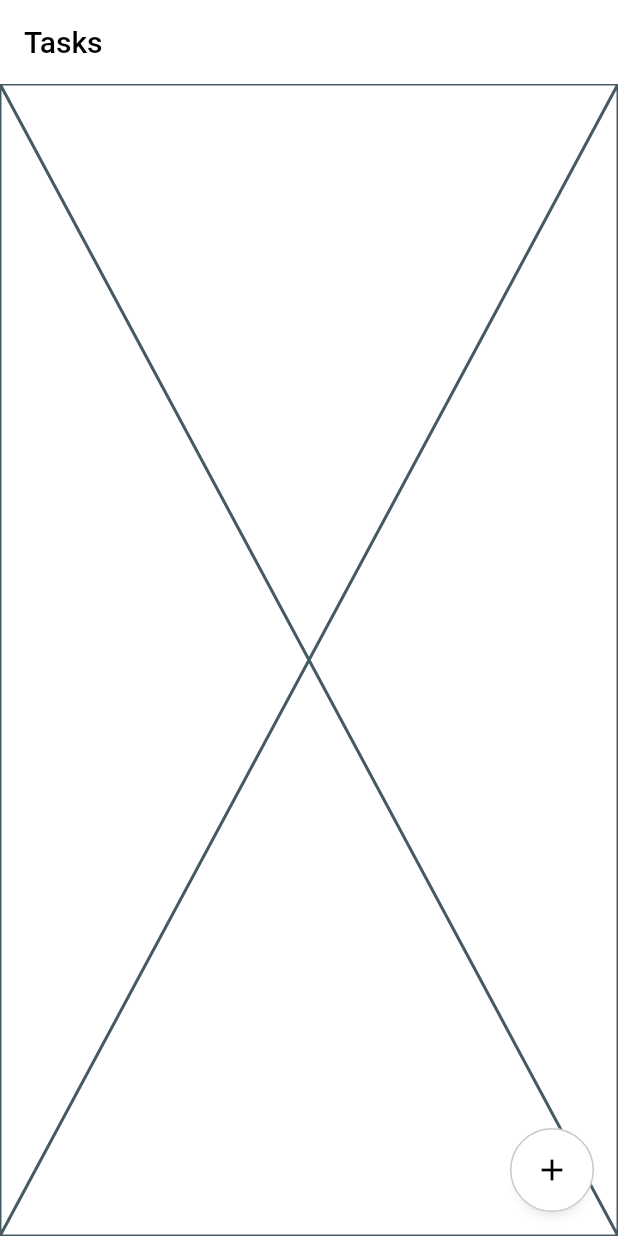
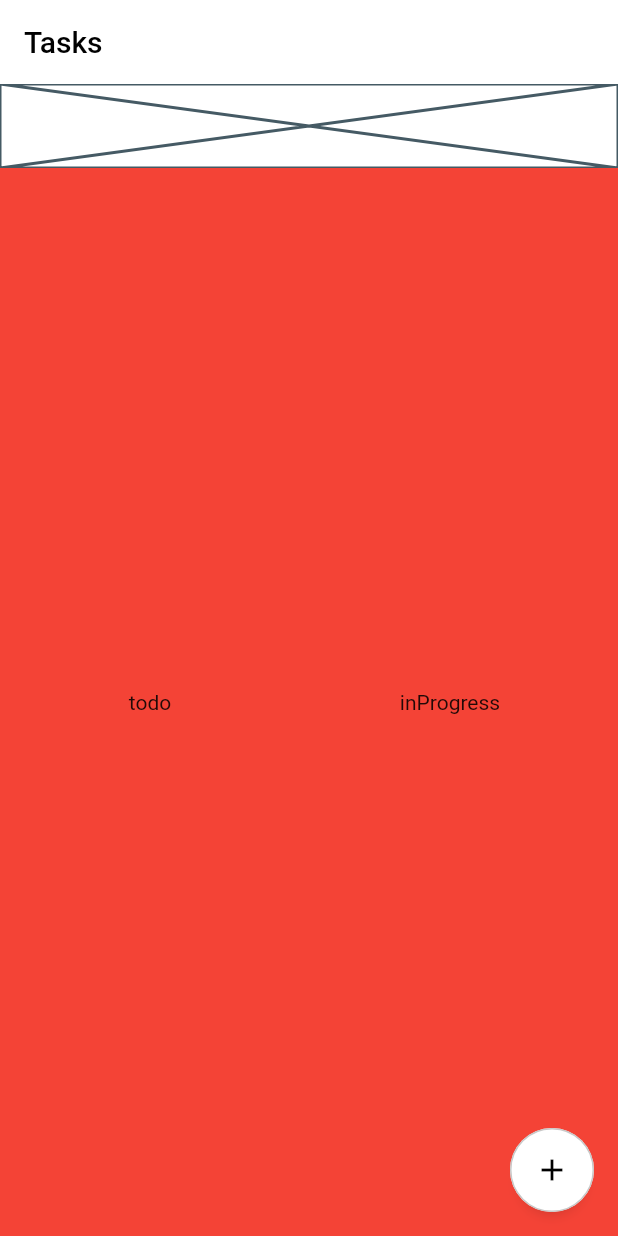
Before and after one commit to MohsenNamazi/todo_list, a Flutter app: the screen it shows after launch, on a phone screen of 412 x 824 dp. Run offline on Flutter 3.47's test engine with Material 3 defaults, Android fonts, the phone set to English and light mode, and no system bars; our stand-ins replace auto_route, dio, flutter_bloc, freezed_annotation, get_it; generated files the repository leaves out were written again.

```diff
--- a/lib/features/tasks/tasks_screen.dart
+++ b/lib/features/tasks/tasks_screen.dart
@@ -2,6 +2,8 @@ import 'package:auto_route/auto_route.dart';
 import 'package:flutter/material.dart';
 import 'package:todo_list/features/common/extensions/build_context.dart';
 import 'package:todo_list/features/tasks/widgets/tasks_expandable_fab.dart';
+import 'package:todo_list/features/tasks/widgets/tasks_filter_view.dart';
+import 'package:todo_list/features/tasks/widgets/tasks_view.dart';
 
 @RoutePage()
 class TasksScreen extends StatelessWidget {
@@ -15,7 +17,14 @@ class TasksScreen extends StatelessWidget {
       appBar: AppBar(
         title: Text(l10n.tasks),
       ),
-      body: const Placeholder(),
+      body: const Column(
+        children: [
+          TasksFilterView(),
+          Expanded(
+            child: TasksView(),
+          ),
+        ],
+      ),
     );
   }
 }
--- /dev/null
+++ b/lib/features/tasks/widgets/tasks_filter_view.dart
@@ -0,0 +1,13 @@
+import 'package:flutter/material.dart';
+
+class TasksFilterView extends StatelessWidget {
+  const TasksFilterView({super.key});
+
+  @override
+  Widget build(BuildContext context) {
+    return const SizedBox(
+      height: kToolbarHeight,
+      child: Placeholder(),
+    );
+  }
+}
--- /dev/null
+++ b/lib/features/tasks/widgets/tasks_view.dart
@@ -0,0 +1,38 @@
+import 'package:flutter/material.dart';
+import 'package:todo_list/features/common/consts/spacing.dart';
+
+enum TasksStatus { todo, inProgress, done }
+
+class TasksView extends StatelessWidget {
+  const TasksView({super.key});
+
+  @override
+  Widget build(BuildContext context) {
+    return SingleChildScrollView(
+      scrollDirection: Axis.horizontal,
+      child: Row(
+        children:
+            TasksStatus.values.map((status) => _TasksColumn(status)).toList(),
+      ),
+    );
+  }
+}
+
+class _TasksColumn extends StatelessWidget {
+  const _TasksColumn(this._tasksStatus);
+
+  final TasksStatus _tasksStatus;
+
+  @override
+  Widget build(BuildContext context) {
+    return SizedBox(
+      width: Spacing.s50,
+      child: Container(
+        color: Colors.red,
+        child: Center(
+          child: Text(_tasksStatus.name),
+        ),
+      ),
+    );
+  }
+}
```
Also changed, not shown: lib/features/tasks/cubit/tasks_cubit/tasks_cubit.dart (added, +125 -0 lines), lib/features/tasks/cubit/tasks_cubit/tasks_state.dart (added, +19 -0 lines), lib/features/tasks/cubit/tasks_cubit/tasks_cubit.freezed.dart (added), 1 other file.
